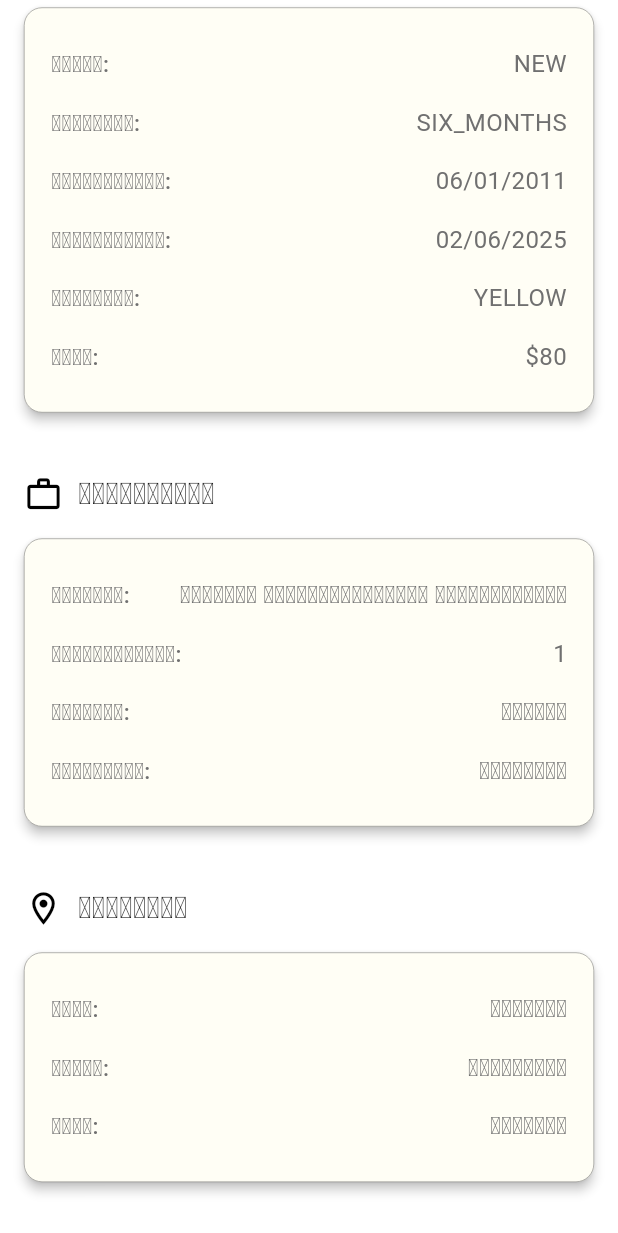
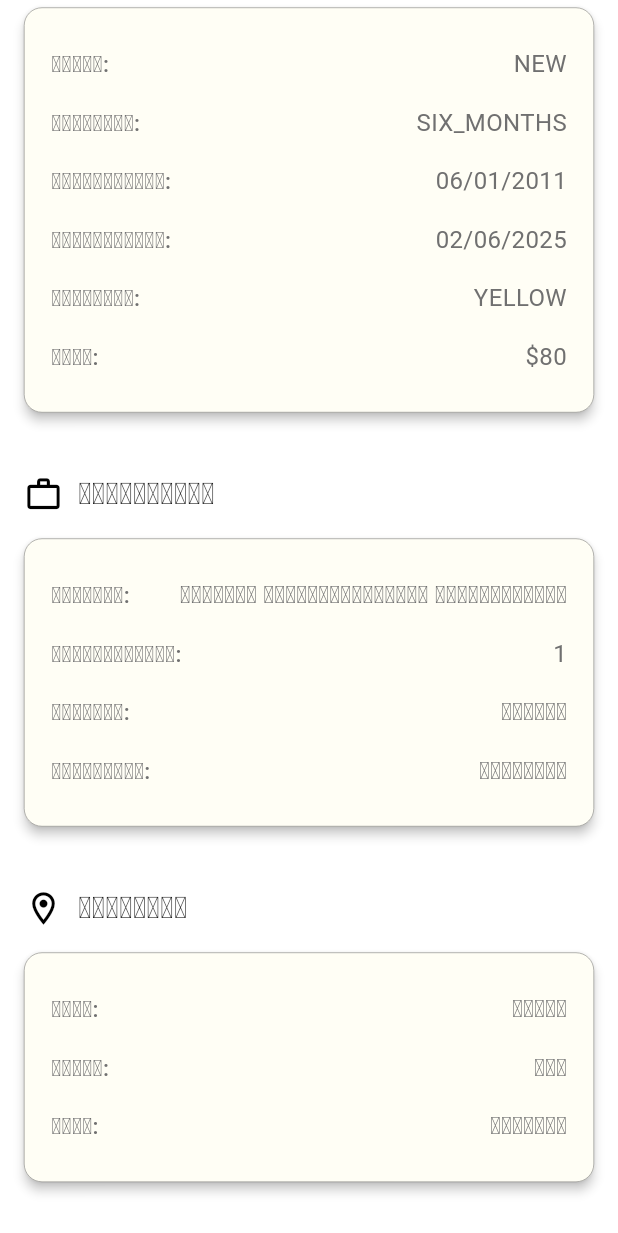
Before and after one commit to Nengxoing/StayPermitMobileApp, a Flutter app: the ProfileScreen screen opened by its route, scrolled down 1152 dp, on a phone screen of 412 x 824 dp. Shown: the top 1233 px of the screen. Run offline on Flutter 3.47's test engine with Material 3 defaults, Android fonts, the light colour scheme and no system bars; our stand-ins replace curved_navigation_bar, fluttertoast, get, get_storage, permission_handler, pie_chart; missing offline and left inert: mobile_scanner; accounts and stored records are empty.

Commit message:
Profile page completed

```diff
--- a/lib/screens/ProfileScreen.dart
+++ b/lib/screens/ProfileScreen.dart
@@ -34,8 +34,8 @@ class _ProfileScreenState extends State<ProfileScreen> {
   final String _position = 'ອະນາໄມ';
   final String _officeName = 'ເສິ້ງໄທ້';
 
-  final String _villageLao = 'ມ່ວງຄຳ';
-  final String _districtLao = 'ຕົ້ນເຜິ້ງ';
+  final String _villageLao = 'ດອນໃຈ';
+  final String _districtLao = 'ຕຽງ';
   final String _provinceLao = 'ບໍ່ແກ້ວ';
 
   final String _overseasProvince = 'MANDALAY';
```
Also changed, not shown: lib/screens/ScanScreen.dart (+1 -0 lines).
